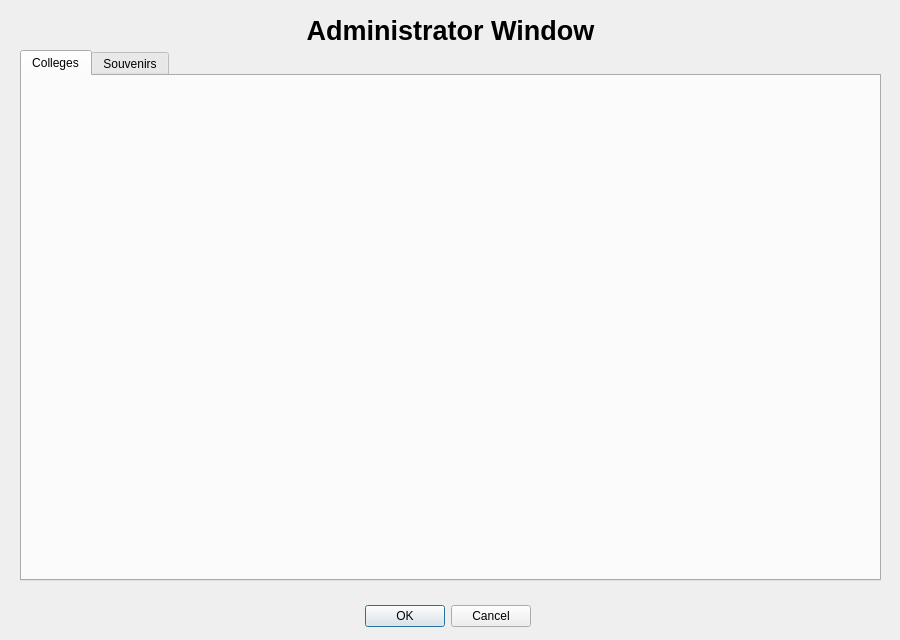
Qt form admin.ui (Rthiskidw/Project1-CollegeTouring) before a commit.
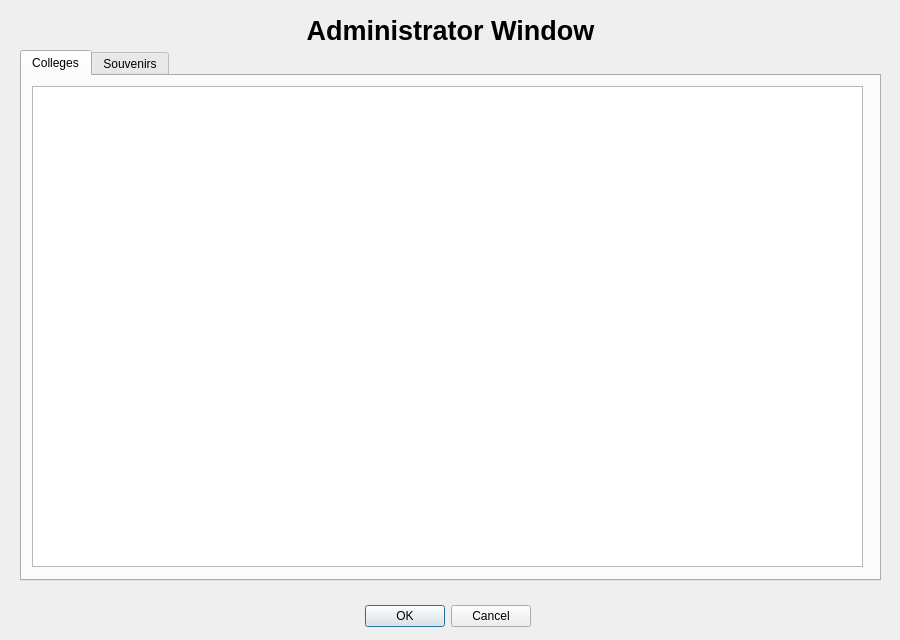
The same form after that commit. The open tabs and pages were chosen to show the change.

Patch:
```diff
--- a/admin.ui
+++ b/admin.ui
@@ -71,6 +71,16 @@
     <attribute name="title">
      <string>Colleges</string>
     </attribute>
+    <widget class="QListWidget" name="listWidget">
+     <property name="geometry">
+      <rect>
+       <x>10</x>
+       <y>10</y>
+       <width>831</width>
+       <height>481</height>
+      </rect>
+     </property>
+    </widget>
    </widget>
    <widget class="QWidget" name="Souvenirs">
     <attribute name="title">
```
